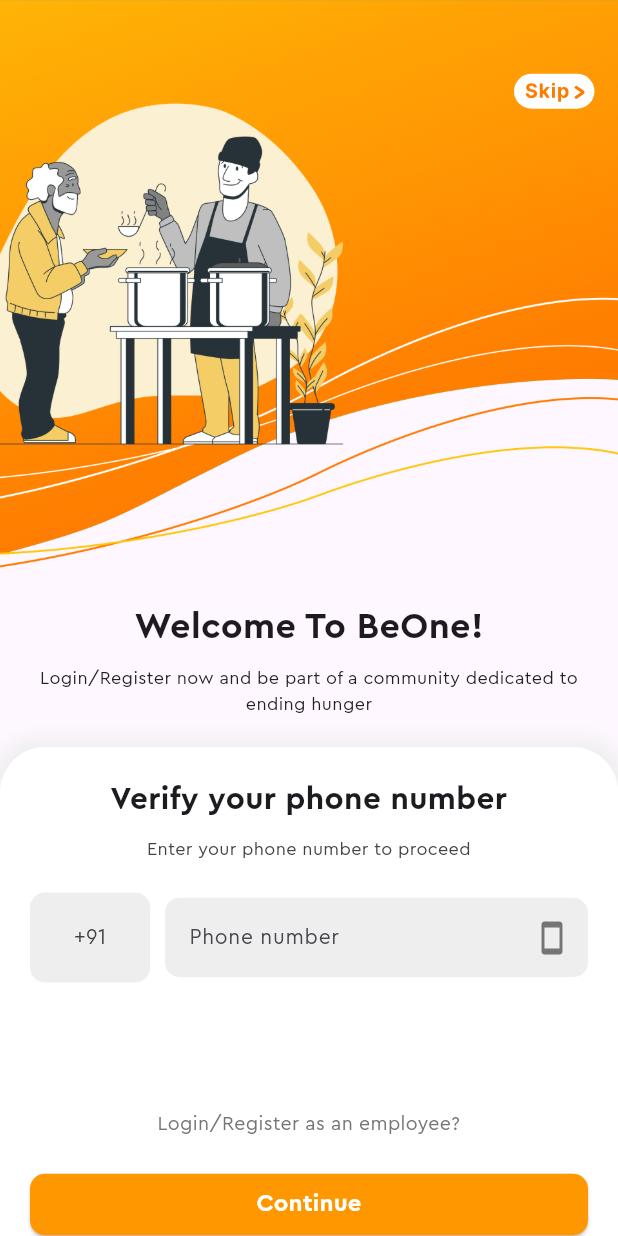
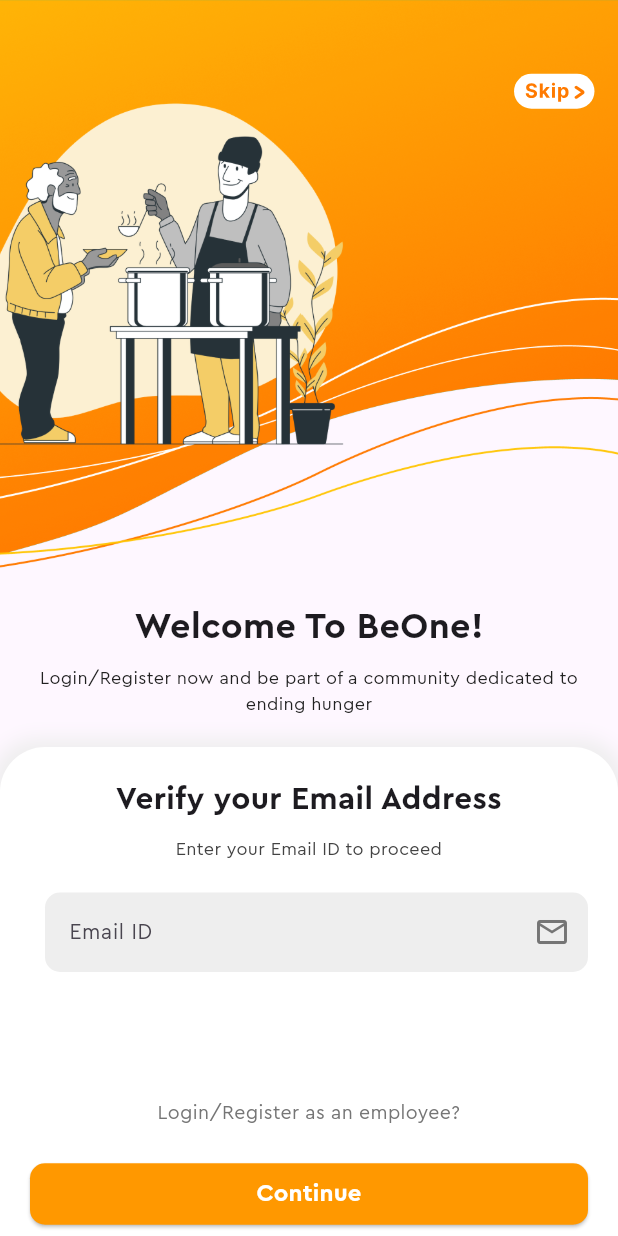
Before and after one commit to SohamNDalvi/tyfinalproject, a Flutter app: the screen it shows after launch, on a phone screen of 412 x 824 dp. Run offline on Flutter 3.47's test engine with Material 3 defaults, Android fonts, the phone set to English and light mode, and no system bars; our stand-ins replace carousel_slider, dots_indicator, flutter_svg.

Commit message:
login_to email

```diff
--- a/lib/login_page.dart
+++ b/lib/login_page.dart
@@ -112,7 +112,7 @@
                       crossAxisAlignment: CrossAxisAlignment.stretch,
                       children: [
                         Text(
-                          "Verify your phone number",
+                          "Verify your Email Address",
                           textAlign: TextAlign.center,
                           style: TextStyle(
                             fontFamily: 'cerapro',
@@ -122,7 +122,7 @@
                         ),
                         SizedBox(height: 10),
                         Text(
-                          "Enter your phone number to proceed",
+                          "Enter your Email ID to proceed",
                           textAlign: TextAlign.center,
                           style: TextStyle(
                             fontFamily: 'cerapro',
@@ -133,33 +133,14 @@
                         SizedBox(height: 20),
                         Row(
                           children: [
-                            Container(
-                              width: 80,
-                              height: 60,
-                              padding: EdgeInsets.symmetric(horizontal: 10),
-                              decoration: BoxDecoration(
-                                color: Colors.grey.shade200,
-                                borderRadius: BorderRadius.circular(10),
-                              ),
-                              child: Center(
-                                child: Text(
-                                  "+91",
-                                  style: TextStyle(
-                                    fontFamily: 'cerapro',
-                                    fontSize: 14,
-                                    color: Colors.grey.shade800,
-                                  ),
-                                ),
-                              ),
-                            ),
                             SizedBox(width: 10),
                             Expanded(
                               child: TextField(
                                 style: TextStyle(fontFamily: 'cerapro', fontSize: 14),
-                                keyboardType: TextInputType.phone,
+                                keyboardType: TextInputType.emailAddress,
                                 decoration: InputDecoration(
-                                  hintText: "Phone number",
-                                  suffixIcon: Icon(Icons.smartphone, color: Colors.grey.shade600),
+                                  hintText: "Email ID",
+                                  suffixIcon: Icon(Icons.email_outlined, color: Colors.grey.shade600),
                                   border: OutlineInputBorder(
                                     borderRadius: BorderRadius.circular(10),
                                     borderSide: BorderSide.none,
```
